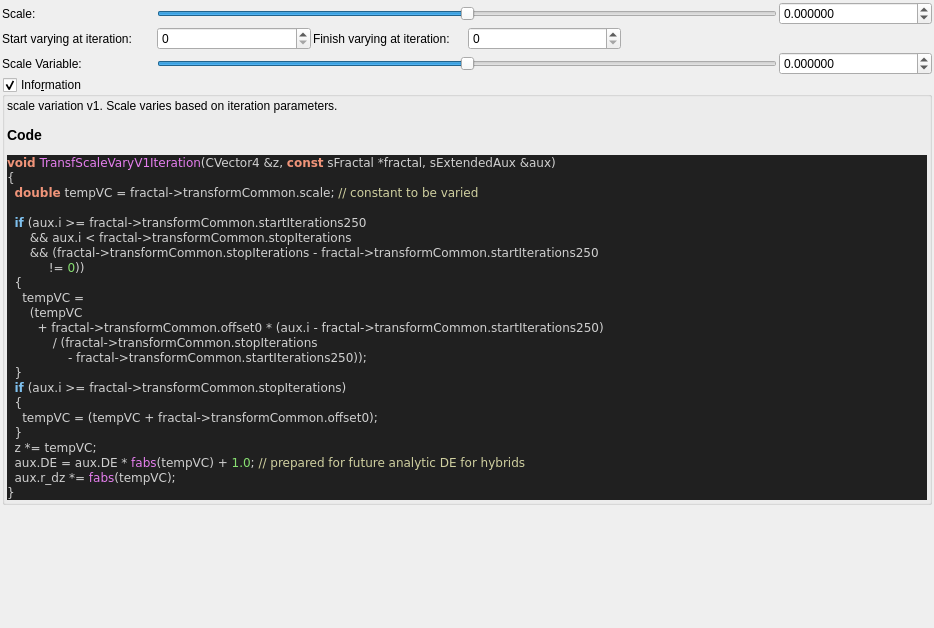
The window that mandelbulber2/formula/ui/fractal_transf_scale_vary_v1.ui (buddhi1980/mandelbulber2) describes before a commit, drawn with Qt 5.
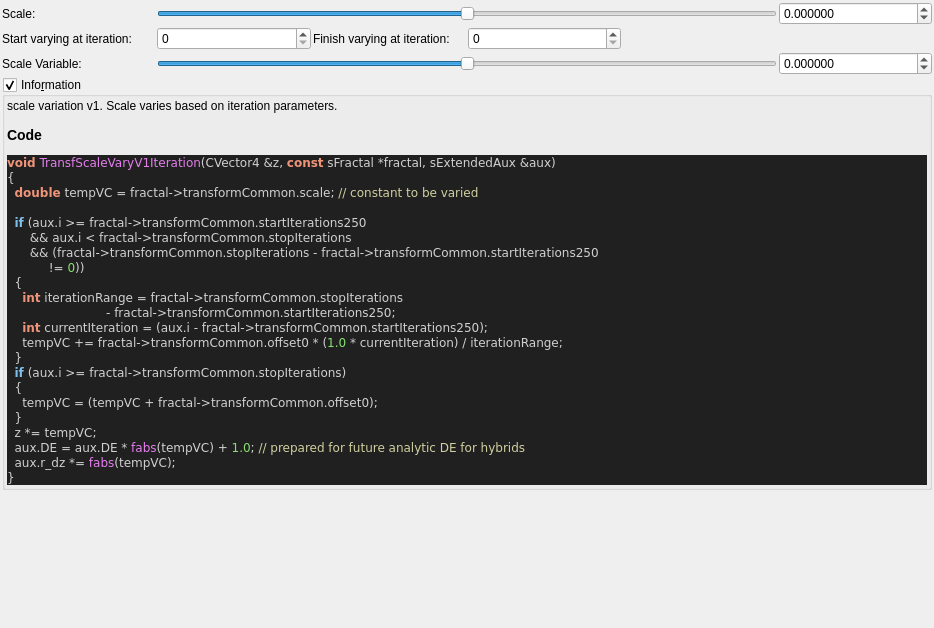
The same window after the commit. Custom widgets are drawn as their Qt base class.

Commit message: added all cl transform files till transf_a*

Patch:
```diff
--- a/mandelbulber2/formula/ui/fractal_transf_scale_vary_v1.ui
+++ b/mandelbulber2/formula/ui/fractal_transf_scale_vary_v1.ui
@@ -248,12 +248,11 @@
       &lt;span style=&quot;color:#d0d0d0&quot;&gt;&amp;amp;&amp;amp;&lt;/span&gt; aux&lt;span style=&quot;color:#d0d0d0&quot;&gt;.&lt;/span&gt;i &lt;span style=&quot;color:#d0d0d0&quot;&gt;&amp;lt;&lt;/span&gt; fractal&lt;span style=&quot;color:#d0d0d0&quot;&gt;-&amp;gt;&lt;/span&gt;transformCommon&lt;span style=&quot;color:#d0d0d0&quot;&gt;.&lt;/span&gt;stopIterations
       &lt;span style=&quot;color:#d0d0d0&quot;&gt;&amp;amp;&amp;amp; (&lt;/span&gt;fractal&lt;span style=&quot;color:#d0d0d0&quot;&gt;-&amp;gt;&lt;/span&gt;transformCommon&lt;span style=&quot;color:#d0d0d0&quot;&gt;.&lt;/span&gt;stopIterations &lt;span style=&quot;color:#d0d0d0&quot;&gt;-&lt;/span&gt; fractal&lt;span style=&quot;color:#d0d0d0&quot;&gt;-&amp;gt;&lt;/span&gt;transformCommon&lt;span style=&quot;color:#d0d0d0&quot;&gt;.&lt;/span&gt;startIterations250
            &lt;span style=&quot;color:#d0d0d0&quot;&gt;!=&lt;/span&gt; &lt;span style=&quot;color:#87df71&quot;&gt;0&lt;/span&gt;&lt;span style=&quot;color:#d0d0d0&quot;&gt;))&lt;/span&gt;
-  &lt;span style=&quot;color:#d0d0d0&quot;&gt;{&lt;/span&gt;
-    tempVC &lt;span style=&quot;color:#d0d0d0&quot;&gt;=&lt;/span&gt;
-      &lt;span style=&quot;color:#d0d0d0&quot;&gt;(&lt;/span&gt;tempVC
-        &lt;span style=&quot;color:#d0d0d0&quot;&gt;+&lt;/span&gt; fractal&lt;span style=&quot;color:#d0d0d0&quot;&gt;-&amp;gt;&lt;/span&gt;transformCommon&lt;span style=&quot;color:#d0d0d0&quot;&gt;.&lt;/span&gt;offset0 &lt;span style=&quot;color:#d0d0d0&quot;&gt;* (&lt;/span&gt;aux&lt;span style=&quot;color:#d0d0d0&quot;&gt;.&lt;/span&gt;i &lt;span style=&quot;color:#d0d0d0&quot;&gt;-&lt;/span&gt; fractal&lt;span style=&quot;color:#d0d0d0&quot;&gt;-&amp;gt;&lt;/span&gt;transformCommon&lt;span style=&quot;color:#d0d0d0&quot;&gt;.&lt;/span&gt;startIterations250&lt;span style=&quot;color:#d0d0d0&quot;&gt;)&lt;/span&gt;
-            &lt;span style=&quot;color:#d0d0d0&quot;&gt;/ (&lt;/span&gt;fractal&lt;span style=&quot;color:#d0d0d0&quot;&gt;-&amp;gt;&lt;/span&gt;transformCommon&lt;span style=&quot;color:#d0d0d0&quot;&gt;.&lt;/span&gt;stopIterations
-                &lt;span style=&quot;color:#d0d0d0&quot;&gt;-&lt;/span&gt; fractal&lt;span style=&quot;color:#d0d0d0&quot;&gt;-&amp;gt;&lt;/span&gt;transformCommon&lt;span style=&quot;color:#d0d0d0&quot;&gt;.&lt;/span&gt;startIterations250&lt;span style=&quot;color:#d0d0d0&quot;&gt;));&lt;/span&gt;
+  &lt;span style=&quot;color:#d0d0d0&quot;&gt;{&lt;/span&gt;    
+    &lt;span style=&quot;color:#f09479; font-weight:bold&quot;&gt;int&lt;/span&gt; iterationRange &lt;span style=&quot;color:#d0d0d0&quot;&gt;=&lt;/span&gt; fractal&lt;span style=&quot;color:#d0d0d0&quot;&gt;-&amp;gt;&lt;/span&gt;transformCommon&lt;span style=&quot;color:#d0d0d0&quot;&gt;.&lt;/span&gt;stopIterations
+                          &lt;span style=&quot;color:#d0d0d0&quot;&gt;-&lt;/span&gt; fractal&lt;span style=&quot;color:#d0d0d0&quot;&gt;-&amp;gt;&lt;/span&gt;transformCommon&lt;span style=&quot;color:#d0d0d0&quot;&gt;.&lt;/span&gt;startIterations250&lt;span style=&quot;color:#d0d0d0&quot;&gt;;&lt;/span&gt;
+    &lt;span style=&quot;color:#f09479; font-weight:bold&quot;&gt;int&lt;/span&gt; currentIteration &lt;span style=&quot;color:#d0d0d0&quot;&gt;= (&lt;/span&gt;aux&lt;span style=&quot;color:#d0d0d0&quot;&gt;.&lt;/span&gt;i &lt;span style=&quot;color:#d0d0d0&quot;&gt;-&lt;/span&gt; fractal&lt;span style=&quot;color:#d0d0d0&quot;&gt;-&amp;gt;&lt;/span&gt;transformCommon&lt;span style=&quot;color:#d0d0d0&quot;&gt;.&lt;/span&gt;startIterations250&lt;span style=&quot;color:#d0d0d0&quot;&gt;);&lt;/span&gt;
+    tempVC &lt;span style=&quot;color:#d0d0d0&quot;&gt;+=&lt;/span&gt; fractal&lt;span style=&quot;color:#d0d0d0&quot;&gt;-&amp;gt;&lt;/span&gt;transformCommon&lt;span style=&quot;color:#d0d0d0&quot;&gt;.&lt;/span&gt;offset0 &lt;span style=&quot;color:#d0d0d0&quot;&gt;* (&lt;/span&gt;&lt;span style=&quot;color:#87df71&quot;&gt;1.0&lt;/span&gt; &lt;span style=&quot;color:#d0d0d0&quot;&gt;*&lt;/span&gt; currentIteration&lt;span style=&quot;color:#d0d0d0&quot;&gt;) /&lt;/span&gt; iterationRange&lt;span style=&quot;color:#d0d0d0&quot;&gt;;&lt;/span&gt;
   &lt;span style=&quot;color:#d0d0d0&quot;&gt;}&lt;/span&gt;
   &lt;span style=&quot;color:#7ec0ee; font-weight:bold&quot;&gt;if&lt;/span&gt; &lt;span style=&quot;color:#d0d0d0&quot;&gt;(&lt;/span&gt;aux&lt;span style=&quot;color:#d0d0d0&quot;&gt;.&lt;/span&gt;i &lt;span style=&quot;color:#d0d0d0&quot;&gt;&amp;gt;=&lt;/span&gt; fractal&lt;span style=&quot;color:#d0d0d0&quot;&gt;-&amp;gt;&lt;/span&gt;transformCommon&lt;span style=&quot;color:#d0d0d0&quot;&gt;.&lt;/span&gt;stopIterations&lt;span style=&quot;color:#d0d0d0&quot;&gt;)&lt;/span&gt;
   &lt;span style=&quot;color:#d0d0d0&quot;&gt;{&lt;/span&gt;
```
The commit also changes 14 other files.
